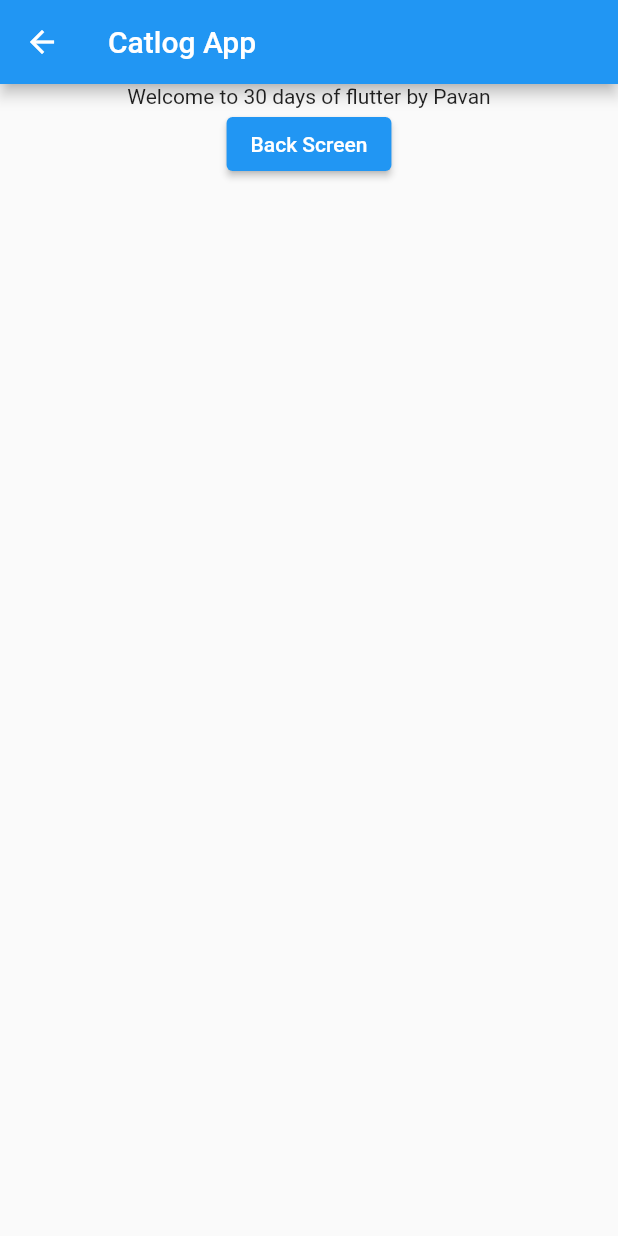
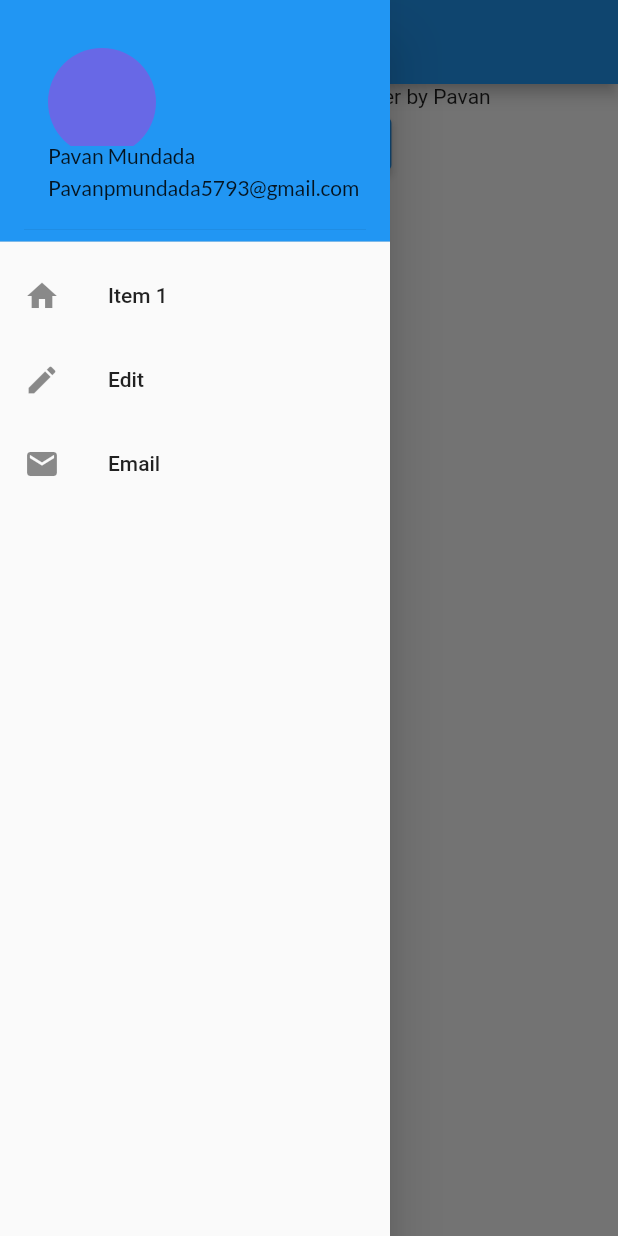
Before and after one commit to iampavanmun18/flutter_catlog, a Flutter app: the HomePage screen opened by its route, with the side drawer open (before the commit the screen has no drawer), on a phone screen of 412 x 824 dp. Run offline on Flutter 3.47's test engine with Material 2 defaults, Android fonts, the phone set to English and light mode, and no system bars; our stand-ins replace google_fonts.

Commit message:
added custom drawer

```diff
--- /dev/null
+++ b/lib/pages/drawer.dart
@@ -0,0 +1,55 @@
+import 'package:flutter/material.dart';
+
+class MyDrawer extends StatelessWidget {
+  const MyDrawer({super.key});
+
+  @override
+  Widget build(BuildContext context) {
+    return Container(
+        child: Drawer(
+      width: 260,
+      child: ListView(
+        // Important: Remove any padding from the ListView.
+        padding: EdgeInsets.zero,
+        children: [
+          const DrawerHeader(
+              decoration: BoxDecoration(
+                color: Colors.blue,
+              ),
+              child: UserAccountsDrawerHeader(
+                accountName: Text("Pavan Mundada"),
+                accountEmail: Text("Pavanpmundada5793@gmail.com"),
+                margin: EdgeInsets.zero,
+                currentAccountPicture: CircleAvatar(
+                  backgroundColor: Color.fromARGB(255, 104, 104, 230),
+                ),
+              )),
+          ListTile(
+            leading: const Icon(Icons.home),
+            title: const Text('Item 1'),
+            onTap: () {
+              // Update the state of the app
+              // ...
+              // Then close the drawer
+              Navigator.pop(context);
+            },
+          ),
+          ListTile(
+            leading: const Icon(Icons.edit),
+            title: const Text('Edit'),
+            onTap: () {
+              Navigator.pop(context);
+            },
+          ),
+          ListTile(
+            leading: const Icon(Icons.email),
+            title: const Text('Email'),
+            onTap: () {
+              Navigator.pop(context);
+            },
+          )
+        ],
+      ),
+    ));
+  }
+}
--- a/lib/pages/home_page.dart
+++ b/lib/pages/home_page.dart
@@ -1,6 +1,7 @@
 import 'package:flutter/material.dart';
 import 'package:flutter/src/widgets/framework.dart';
 import 'package:flutter/src/widgets/placeholder.dart';
+import 'package:flutter_catlog/pages/drawer.dart';
 import 'package:flutter_catlog/pages/login_page.dart';
 
 class HomePage extends StatelessWidget {
@@ -10,6 +11,8 @@ class HomePage extends StatelessWidget {
   Widget build(BuildContext context) {
     int days = 30;
     String name = "Pavan";
+    final imageUrl =
+        'https://media.licdn.com/dms/image/C4D03AQG21YypqinDkw/profile-displayphoto-shrink_800_800/0/1659019180848?e=2147483647&v=beta&t=u6gGJZAqv8Zs2aVIoaqiw1Rf60pSj7jNHdvvpo5AZu0';
     return Scaffold(
         // themeMode: ThemeMode.dark, // add dark theme
         // theme: ThemeData(primarySwatch: Colors.blue),
@@ -32,6 +35,7 @@ class HomePage extends StatelessWidget {
                 },
                 child: Text("Back Screen"))
           ]),
-        ));
+        ),
+        drawer: const MyDrawer());
   }
 }
```
Also changed, not shown: assets/images/Icon-192.png (renamed from assets/Icon-192.png).
